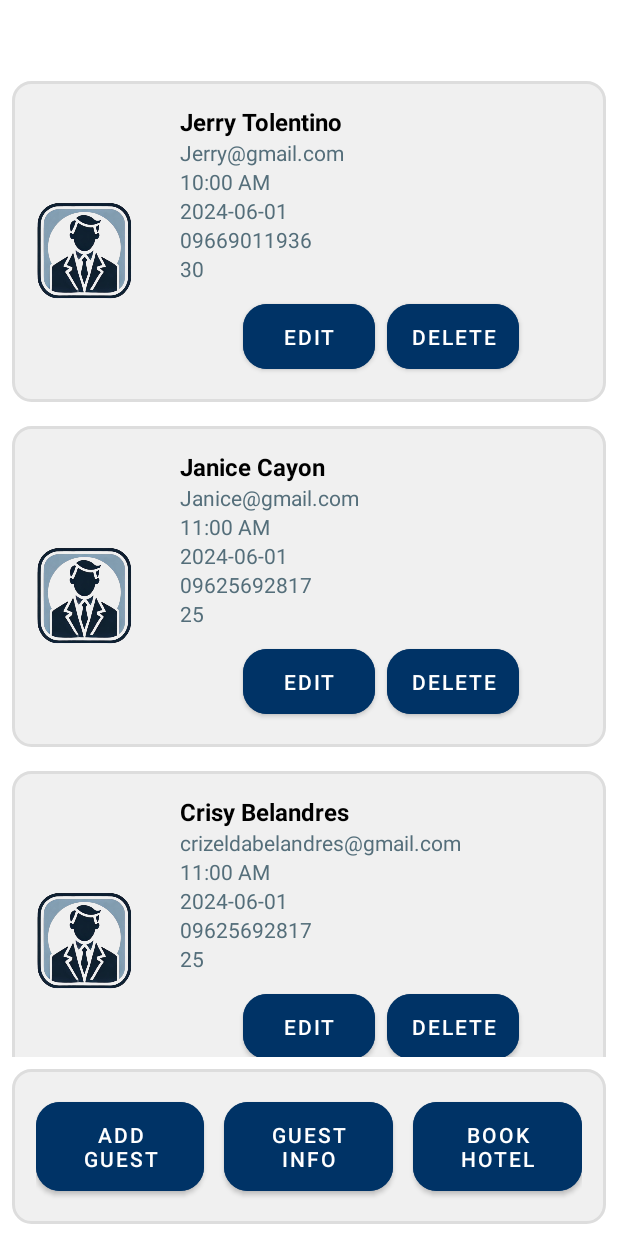
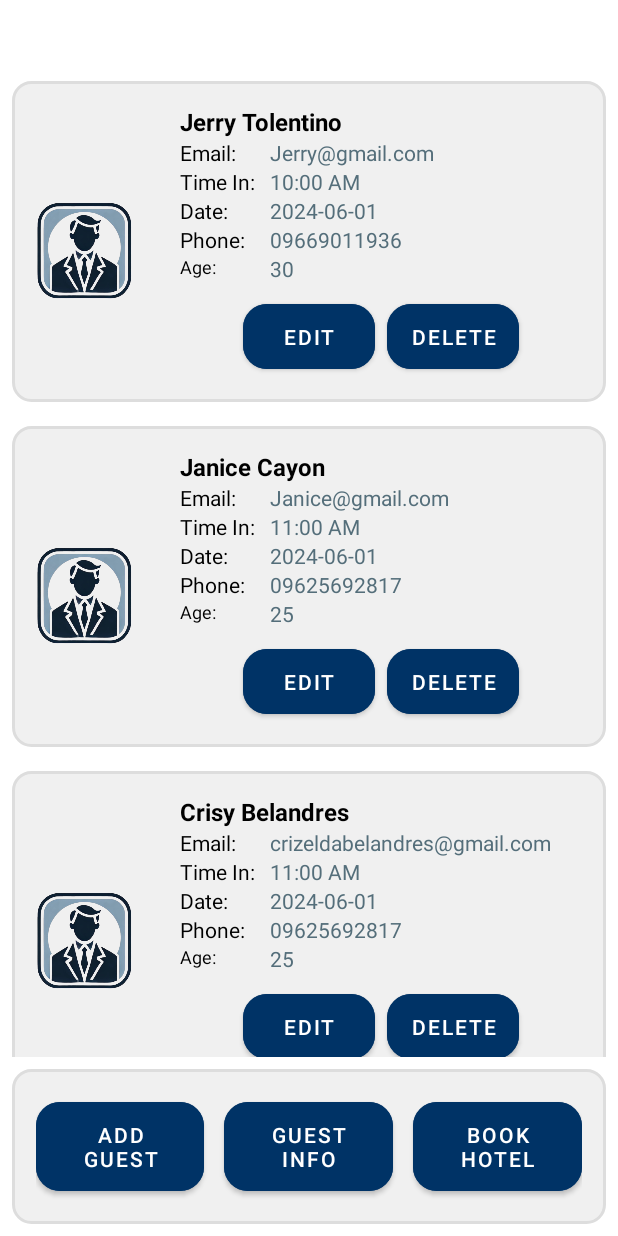
Before and after one commit to Cbelandres/ELDROID_TRESBANTES_FRI-10-30-1-30-, an Android app: the Dashboard screen opened directly, with no data from a screen before it, on a phone screen of 412 x 824 dp. Run offline under Robolectric (Android 15) with nearby library versions, the phone set to English and light mode, and no system bars.

Commit message:
Update item_guest.xml

```diff
--- a/app/src/main/res/layout/item_guest.xml
+++ b/app/src/main/res/layout/item_guest.xml
@@ -1,9 +1,9 @@
 <?xml version="1.0" encoding="utf-8"?>
 <LinearLayout xmlns:android="http://schemas.android.com/apk/res/android"
     xmlns:tools="http://schemas.android.com/tools"
+    xmlns:app="http://schemas.android.com/apk/res-auto"
     android:layout_width="match_parent"
     android:layout_height="wrap_content"
-    xmlns:app="http://schemas.android.com/apk/res-auto"
     android:background="@drawable/rounded_item_background"
     android:orientation="horizontal"
     android:padding="8dp"
@@ -38,16 +38,38 @@
             app:layout_constraintStart_toStartOf="parent"
             app:layout_constraintEnd_toEndOf="parent" />
 
+        <!-- Email Label and Content -->
+        <TextView
+            android:id="@+id/Gueslabel"
+            android:layout_width="wrap_content"
+            android:layout_height="wrap_content"
+            android:text="Email:"
+            android:textColor="#000000"
+            android:textSize="14sp"
+            app:layout_constraintTop_toBottomOf="@+id/tvGuestName"
+            app:layout_constraintStart_toStartOf="parent" />
+
         <TextView
             android:id="@+id/tvGuestEmail"
             android:layout_width="0dp"
             android:layout_height="wrap_content"
             android:textColor="#546E7A"
+            android:layout_marginStart="60dp"
             android:textSize="14sp"
             tools:text="guest@example.com"
             app:layout_constraintTop_toBottomOf="@+id/tvGuestName"
             app:layout_constraintStart_toStartOf="parent"
             app:layout_constraintEnd_toEndOf="parent" />
+
+        <!-- Time In Label and Content -->
+        <TextView
+            android:layout_width="wrap_content"
+            android:layout_height="wrap_content"
+            android:text="Time In:"
+            android:textColor="#000000"
+            android:textSize="14sp"
+            app:layout_constraintTop_toBottomOf="@+id/tvGuestEmail"
+            app:layout_constraintStart_toStartOf="parent" />
 
         <TextView
             android:id="@+id/tvTimeIn"
@@ -55,10 +77,21 @@
             android:layout_height="wrap_content"
             android:textColor="#546E7A"
             android:textSize="14sp"
+            android:layout_marginStart="60dp"
             tools:text="10:00 AM"
             app:layout_constraintTop_toBottomOf="@+id/tvGuestEmail"
             app:layout_constraintStart_toStartOf="parent"
             app:layout_constraintEnd_toEndOf="parent" />
+
+        <!-- Date Label and Content -->
+        <TextView
+            android:layout_width="wrap_content"
+            android:layout_height="wrap_content"
+            android:text="Date:"
+            android:textColor="#000000"
+            android:textSize="14sp"
+            app:layout_constraintTop_toBottomOf="@+id/tvTimeIn"
+            app:layout_constraintStart_toStartOf="parent" />
 
         <TextView
             android:id="@+id/tvDate"
@@ -66,10 +99,21 @@
             android:layout_height="wrap_content"
             android:textColor="#546E7A"
             android:textSize="14sp"
+            android:layout_marginStart="60dp"
             tools:text="2024-06-01"
             app:layout_constraintTop_toBottomOf="@+id/tvTimeIn"
             app:layout_constraintStart_toStartOf="parent"
             app:layout_constraintEnd_toEndOf="parent" />
+
+        <!-- Phone No. Label and Content -->
+        <TextView
+            android:layout_width="wrap_content"
+            android:layout_height="wrap_content"
+            android:text="Phone:"
+            android:textColor="#000000"
+            android:textSize="14sp"
+            app:layout_constraintTop_toBottomOf="@+id/tvDate"
+            app:layout_constraintStart_toStartOf="parent" />
 
         <TextView
             android:id="@+id/tvNumber"
@@ -77,10 +121,21 @@
             android:layout_height="wrap_content"
             android:textColor="#546E7A"
             android:textSize="14sp"
+            android:layout_marginStart="60dp"
             tools:text="09669011936"
             app:layout_constraintTop_toBottomOf="@+id/tvDate"
             app:layout_constraintStart_toStartOf="parent"
             app:layout_constraintEnd_toEndOf="parent" />
+
+        <!-- Age Label and Content -->
+        <TextView
+            android:layout_width="wrap_content"
+            android:layout_height="wrap_content"
+            android:text="Age:"
+            android:textColor="#000000"
+            android:textSize="12sp"
+            app:layout_constraintTop_toBottomOf="@+id/tvNumber"
+            app:layout_constraintStart_toStartOf="parent" />
 
         <TextView
             android:id="@+id/tvAge"
@@ -88,6 +143,7 @@
             android:layout_height="wrap_content"
             android:textColor="#546E7A"
             android:textSize="14sp"
+            android:layout_marginStart="60dp"
             tools:text="30"
             app:layout_constraintTop_toBottomOf="@+id/tvNumber"
             app:layout_constraintStart_toStartOf="parent"
```
